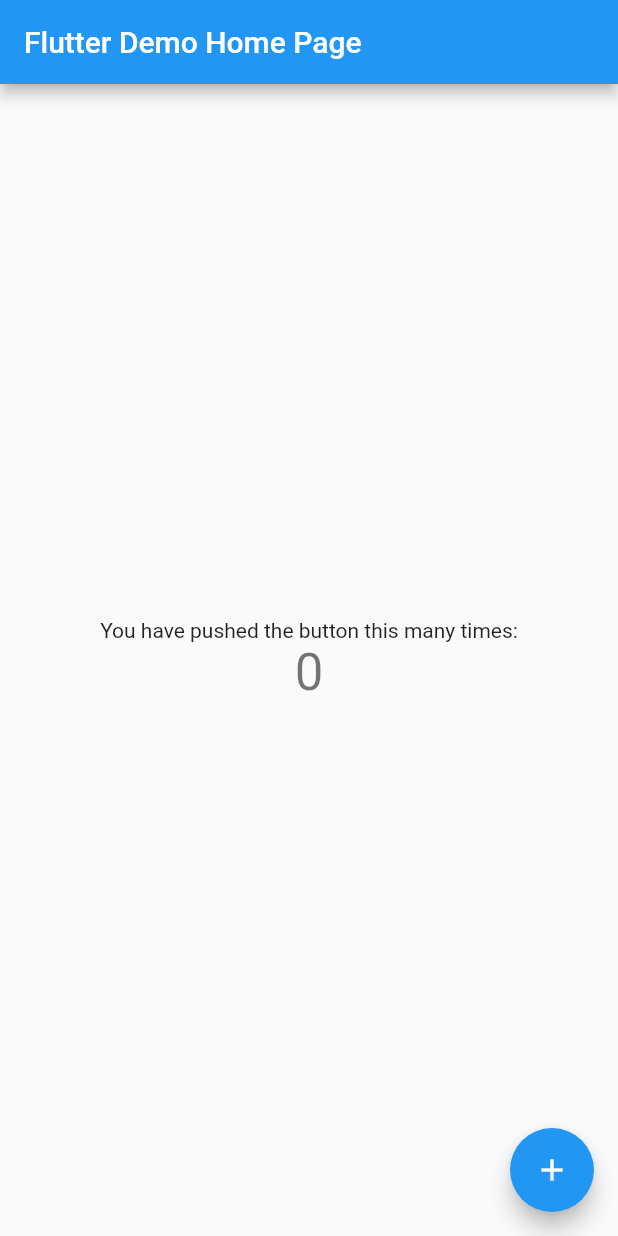
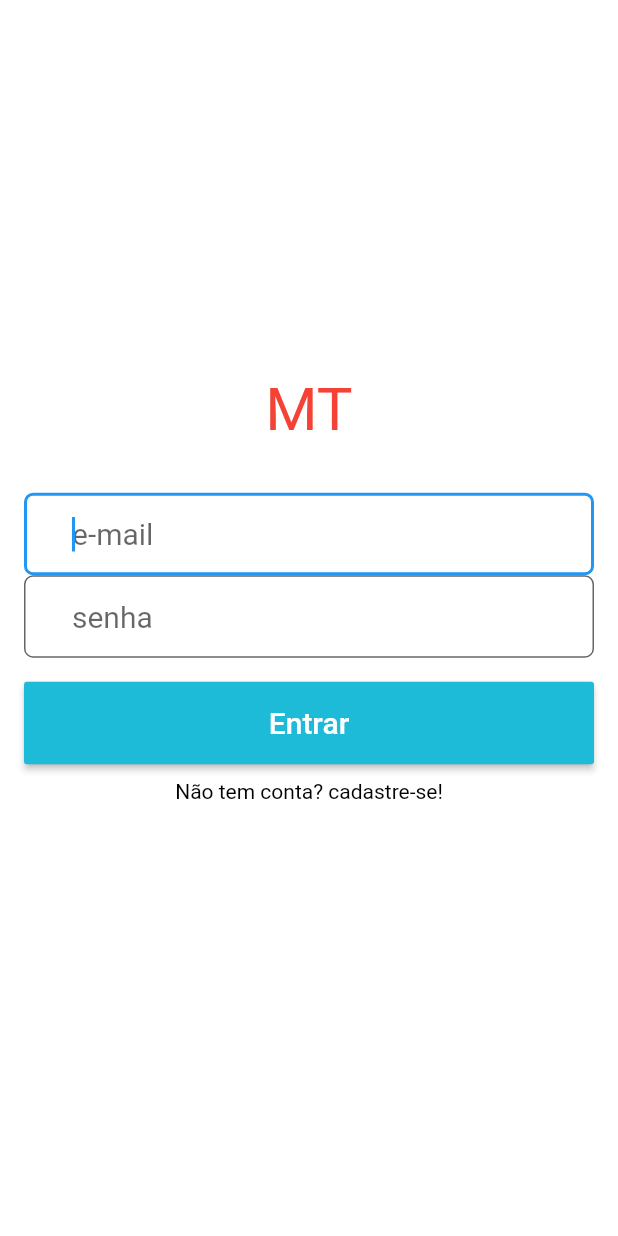
Before and after one commit to Ferreiramfe/mt-app, a Flutter app: the screen it shows after launch, on a phone screen of 412 x 824 dp. Run offline on Flutter 3.47's test engine with Material 2 defaults, Android fonts, the phone set to English and light mode, and no system bars; our stand-ins replace cloud_firestore, firebase_auth, firebase_core; accounts and stored records are empty.

Commit message:
added signup and signin

```diff
--- /dev/null
+++ b/lib/app/sign_in/pages/sign_in_page.dart
@@ -0,0 +1,171 @@
+import 'package:flutter/material.dart';
+import 'package:mt_app/app/sign_in/service/signin_service.dart';
+import 'package:mt_app/app/sign_up/enum/user_type_enum.dart';
+import 'package:mt_app/app/sign_up/model/user_entity.dart';
+import '../../../shared/models/user_model.dart';
+import '../../sign_up/pages/signup_page.dart';
+
+class SignInPage extends StatefulWidget {
+  const SignInPage({Key key}) : super(key: key);
+
+  @override
+  State<SignInPage> createState() => _SignInPageState();
+}
+
+class _SignInPageState extends State<SignInPage> with TickerProviderStateMixin {
+  TextEditingController _controllerEmail = TextEditingController();
+  TextEditingController _controllerPassword = TextEditingController();
+  String _errorMessage = "";
+  bool _loading = false;
+  SignInService service = SignInService();
+
+  _validarCampos() {
+    String email = _controllerEmail.text;
+    String password = _controllerPassword.text;
+
+    //validar campos
+    if (email.isNotEmpty && email.contains("@")) {
+      if (password.isNotEmpty && password.length > 6) {
+        UserEntity user = UserEntity();
+        user.email = email;
+        user.password = password;
+
+        _signUser( user );
+
+      } else {
+        setState(() {
+          _errorMessage = "Preencha a senha! digite mais de 6 caracteres";
+        });
+      }
+    } else {
+      setState(() {
+        _errorMessage = "Preencha o E-mail válido";
+      });
+    }
+  }
+
+  _signUser( UserEntity user ){
+    try {
+      setState(() {
+        _loading = true;
+      });
+      service.signUser(user)
+      .then((res) => {
+        if (res != null) {
+          _redirectByUserType(res)
+        }
+      });
+
+    } catch (error) {
+      _errorMessage = error.toString();
+    }
+  }
+
+  _redirectByUserType(String userId) async {
+    UserModel userModel = await service.getUser(userId).then((value) => value);
+    setState(() {
+      _loading = false;
+    });
+
+    switch(userModel.type){
+      case 'STUDENT' :
+        Navigator.pushReplacementNamed(context, "/painel-motorista");
+        break;
+      case 'STUDENT' :
+        Navigator.pushReplacementNamed(context, "/student_panel");
+        break;
+    }
+
+  }
+
+  @override
+  Widget build(BuildContext context) {
+    return Scaffold(
+      body: Container(
+        color: Colors.white,
+        padding: EdgeInsets.all(16),
+        child: Center(
+          child: SingleChildScrollView(
+            child: Column(
+              crossAxisAlignment: CrossAxisAlignment.stretch,
+              children: <Widget>[
+                Padding(
+                  padding: EdgeInsets.only(bottom: 32),
+                  child: Center(
+                      child: Text(
+                    'MT',
+                    style: TextStyle(color: Colors.red, fontSize: 40),
+                  )),
+                ),
+                TextField(
+                  controller: _controllerEmail,
+                  autofocus: true,
+                  keyboardType: TextInputType.emailAddress,
+                  style: TextStyle(fontSize: 20),
+                  decoration: InputDecoration(
+                      contentPadding: EdgeInsets.fromLTRB(32, 16, 32, 16),
+                      hintText: "e-mail",
+                      filled: true,
+                      fillColor: Colors.white,
+                      border: OutlineInputBorder(
+                          borderRadius: BorderRadius.circular(6))),
+                ),
+                TextField(
+                  controller: _controllerPassword,
+                  obscureText: true,
+                  keyboardType: TextInputType.emailAddress,
+                  style: TextStyle(fontSize: 20),
+                  decoration: InputDecoration(
+                      contentPadding: EdgeInsets.fromLTRB(32, 16, 32, 16),
+                      hintText: "senha",
+                      filled: true,
+                      fillColor: Colors.white,
+                      border: OutlineInputBorder(
+                          borderRadius: BorderRadius.circular(6))),
+                ),
+                Padding(
+                  padding: EdgeInsets.only(top: 16, bottom: 10),
+                  child: RaisedButton(
+                      child: Text(
+                        "Entrar",
+                        style: TextStyle(color: Colors.white, fontSize: 20),
+                      ),
+                      color: Color(0xff1ebbd8),
+                      padding: EdgeInsets.fromLTRB(32, 16, 32, 16),
+                      onPressed: () {
+                        _validarCampos();
+                      }),
+                ),
+                Center(
+                  child: GestureDetector(
+                    child: Text(
+                      "Não tem conta? cadastre-se!",
+                      style: TextStyle(color: Colors.black),
+                    ),
+                    onTap: () {
+                      Navigator.pushNamed(context, "/signup");
+                    },
+                  ),
+                ),
+                _loading
+                    ? Center(
+                        child: CircularProgressIndicator(
+                            backgroundColor: Colors.white))
+                    : Container(),
+                Padding(
+                  padding: EdgeInsets.only(top: 16),
+                  child: Center(
+                    child: Text(
+                      _errorMessage,
+                      style: TextStyle(color: Colors.red, fontSize: 20),
+                    ),
+                  ),
+                )
+              ],
+            ),
+          ),
+        ),
+      ),
+    );
+  }
+}
--- /dev/null
+++ b/lib/app/sign_in/service/signin_service.dart
@@ -0,0 +1,29 @@
+import 'package:cloud_firestore/cloud_firestore.dart';
+import 'package:firebase_auth/firebase_auth.dart';
+import 'package:mt_app/app/sign_up/model/user_entity.dart';
+import 'package:mt_app/shared/models/user_model.dart';
+
+import '../../../shared/util/constants.dart';
+
+class SignInService {
+  SignInService();
+  FirebaseAuth auth = FirebaseAuth.instance;
+  CollectionReference usersRef =
+      FirebaseFirestore.instance.collection(USERS_COLLECTION);
+
+  Future<String> signUser(UserEntity user) {
+    return auth
+        .signInWithEmailAndPassword(email: user.email, password: user.password)
+        .then((firebaseUser) => firebaseUser.user.uid)
+        .catchError((error) =>
+            "Erro ao autenticar usuário, verifique e-mail e senha e tente novamente!");
+  }
+
+  Future<UserModel> getUser(String userId) async {
+    final user = await usersRef.doc(userId).get();
+    if (user.exists) {
+      final Map data = user.data();
+      return UserModel(data);
+    }
+  }
+}
--- /dev/null
+++ b/lib/app/sign_up/model/user_entity.dart
@@ -0,0 +1,51 @@
+import 'package:mt_app/app/sign_up/enum/user_type_enum.dart';
+
+class UserEntity {
+  String _id;
+  String _name;
+  String _email;
+  String _password;
+  String _type;
+
+  UserEntity();
+
+  Map<String, dynamic> toMap(){
+
+    Map<String, dynamic> map = {
+      "name"        : this.name,
+      "email"       : this.email,
+      "type"        : this.type,
+    };
+    return map;
+
+  }
+  String get id => _id;
+
+  set id(String value) {
+    _id = value;
+  }
+
+  String get name => _name;
+
+  set name(String value) {
+    _name = value;
+  }
+
+  String get email => _email;
+
+  set email(String value) {
+    _email = value;
+  }
+
+  String get password => _password;
+
+  set password(String value) {
+    _password = value;
+  }
+
+  String get type => _type;
+
+  set type(String value) {
+    _type = value;
+  }
+}
--- a/lib/main.dart
+++ b/lib/main.dart
@@ -1,115 +1,21 @@
+import 'package:firebase_core/firebase_core.dart';
 import 'package:flutter/material.dart';
+import 'package:mt_app/app/mt_router.dart';
 
-void main() {
-  runApp(const MyApp());
+import 'app/sign_in/pages/sign_in_page.dart';
+
+final ThemeData temaPadrao =
+    ThemeData(primaryColor: Color(0xff37474f), accentColor: Color(0xff546e7a));
+
+Future<void> main() async {
+  WidgetsFlutterBinding.ensureInitialized();
+  await Firebase.initializeApp();
+  runApp(MaterialApp(
+    title: "MT",
+    home: SignInPage(),
+    theme: temaPadrao,
+    initialRoute: "/",
+    onGenerateRoute: MTRouter.generateRoutes,
+    debugShowCheckedModeBanner: false,
+  ));
 }
-
-class MyApp extends StatelessWidget {
-  const MyApp({Key? key}) : super(key: key);
-
-  // This widget is the root of your application.
-  @override
-  Widget build(BuildContext context) {
-    return MaterialApp(
-      title: 'Flutter Demo',
-      theme: ThemeData(
-        // This is the theme of your application.
-        //
-        // Try running your application with "flutter run". You'll see the
-        // application has a blue toolbar. Then, without quitting the app, try
-        // changing the primarySwatch below to Colors.green and then invoke
-        // "hot reload" (press "r" in the console where you ran "flutter run",
-        // or simply save your changes to "hot reload" in a Flutter IDE).
-        // Notice that the counter didn't reset back to zero; the application
-        // is not restarted.
-        primarySwatch: Colors.blue,
-      ),
-      home: const MyHomePage(title: 'Flutter Demo Home Page'),
-    );
-  }
-}
-
-class MyHomePage extends StatefulWidget {
-  const MyHomePage({Key? key, required this.title}) : super(key: key);
-
-  // This widget is the home page of your application. It is stateful, meaning
-  // that it has a State object (defined below) that contains fields that affect
-  // how it looks.
-
-  // This class is the configuration for the state. It holds the values (in this
-  // case the title) provided by the parent (in this case the App widget) and
-  // used by the build method of the State. Fields in a Widget subclass are
-  // always marked "final".
-
-  final String title;
-
-  @override
-  State<MyHomePage> createState() => _MyHomePageState();
-}
-
-class _MyHomePageState extends State<MyHomePage> {
-  int _counter = 0;
-
-  void _incrementCounter() {
-    setState(() {
-      // This call to setState tells the Flutter framework that something has
-      // changed in this State, which causes it to rerun the build method below
-      // so that the display can reflect the updated values. If we changed
-      // _counter without calling setState(), then the build method would not be
-      // called again, and so nothing would appear to happen.
-      _counter++;
-    });
-  }
-
-  @override
-  Widget build(BuildContext context) {
-    // This method is rerun every time setState is called, for instance as done
-    // by the _incrementCounter method above.
-    //
-    // The Flutter framework has been optimized to make rerunning build methods
-    // fast, so that you can just rebuild anything that needs updating rather
-    // than having to individually change instances of widgets.
-    return Scaffold(
-      appBar: AppBar(
-        // Here we take the value from the MyHomePage object that was created by
-        // the App.build method, and use it to set our appbar title.
-        title: Text(widget.title),
-      ),
-      body: Center(
-        // Center is a layout widget. It takes a single child and positions it
-        // in the middle of the parent.
-        child: Column(
-          // Column is also a layout widget. It takes a list of children and
-          // arranges them vertically. By default, it sizes itself to fit its
-          // children horizontally, and tries to be as tall as its parent.
-          //
-          // Invoke "debug painting" (press "p" in the console, choose the
-          // "Toggle Debug Paint" action from the Flutter Inspector in Android
-          // Studio, or the "Toggle Debug Paint" command in Visual Studio Code)
-          // to see the wireframe for each widget.
-          //
-          // Column has various properties to control how it sizes itself and
-          // how it positions its children. Here we use mainAxisAlignment to
-          // center the children vertically; the main axis here is the vertical
-          // axis because Columns are vertical (the cross axis would be
-          // horizontal).
-          mainAxisAlignment: MainAxisAlignment.center,
-          children: <Widget>[
-            const Text(
-              'You have pushed the button this many times:',
-            ),
-            Text(
-              '$_counter',
-              style: Theme.of(context).textTheme.headline4,
-            ),
-          ],
-        ),
-      ),
-      floatingActionButton: FloatingActionButton(
-        onPressed: _incrementCounter,
-        tooltip: 'Increment',
-        child: const Icon(Icons.add),
-      ), // This trailing comma makes auto-formatting nicer for build methods.
-    );
-  }
-}
--- /dev/null
+++ b/lib/shared/models/user_model.dart
@@ -0,0 +1,11 @@
+class UserModel {
+  String email;
+  String name;
+  String type;
+
+  UserModel(Map<String, dynamic> data) {
+    email = data['email'];
+    name = data['name'];
+    type = data['type'];
+  }
+}
--- /dev/null
+++ b/lib/shared/util/constants.dart
@@ -0,0 +1 @@
+const USERS_COLLECTION = 'users';
--- a/pubspec.yaml
+++ b/pubspec.yaml
@@ -18,7 +18,7 @@ publish_to: 'none' # Remove this line if you wish to publish to pub.dev
 version: 1.0.0+1
 
 environment:
-  sdk: ">=2.17.5 <3.0.0"
+  sdk: ">=2.11.0 <3.0.0"
 
 # Dependencies specify other packages that your package needs in order to work.
 # To automatically upgrade your package dependencies to the latest versions
@@ -34,6 +34,9 @@ dependencies:
   # The following adds the Cupertino Icons font to your application.
   # Use with the CupertinoIcons class for iOS style icons.
   cupertino_icons: ^1.0.2
+  firebase_core: ^1.20.1
+  firebase_auth: ^3.6.3
+  cloud_firestore: ^3.4.4
 
 dev_dependencies:
   flutter_test:
```
Also changed, not shown: lib/app/modules/student/home/student_home_page.dart (added, +15 -0 lines), lib/app/mt_router.dart (added, +42 -0 lines), lib/app/sign_up/enum/user_type_enum.dart (added, +21 -0 lines), lib/app/sign_up/pages/signup_page.dart (added, +196 -0 lines), lib/app/sign_up/service/signup_service.dart (added, +28 -0 lines), pubspec.lock, 3 other files.
